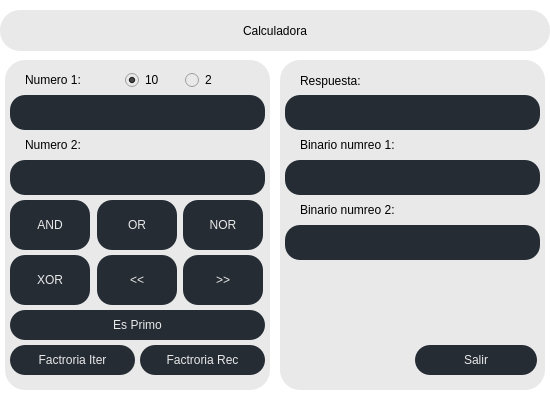
Above: dialog.ui from RodrigoMZC/Intro-a-QT before the change. Below: the same form after it.
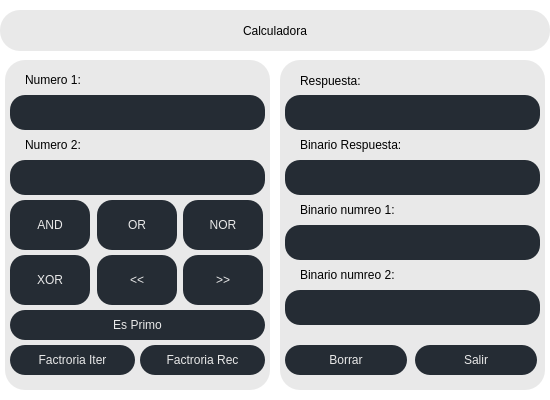
That is the form after the change.

The edit to the form file:
```diff
--- a/dialog.ui
+++ b/dialog.ui
@@ -343,43 +343,6 @@
      <string>&gt;&gt;</string>
     </property>
    </widget>
-   <widget class="QRadioButton" name="radioButDec">
-    <property name="geometry">
-     <rect>
-      <x>120</x>
-      <y>10</y>
-      <width>41</width>
-      <height>20</height>
-     </rect>
-    </property>
-    <property name="styleSheet">
-     <string notr="true">color: rgb(0, 0, 0);
-font: 18pt &quot;Andale Mono&quot;;</string>
-    </property>
-    <property name="text">
-     <string>10</string>
-    </property>
-    <property name="checked">
-     <bool>true</bool>
-    </property>
-   </widget>
-   <widget class="QRadioButton" name="radioButBin">
-    <property name="geometry">
-     <rect>
-      <x>180</x>
-      <y>10</y>
-      <width>41</width>
-      <height>20</height>
-     </rect>
-    </property>
-    <property name="styleSheet">
-     <string notr="true">color: rgb(0, 0, 0);
-font: 18pt &quot;Andale Mono&quot;;</string>
-    </property>
-    <property name="text">
-     <string>2</string>
-    </property>
-   </widget>
   </widget>
   <widget class="QFrame" name="frame_2">
    <property name="geometry">
@@ -467,7 +430,7 @@
     <property name="geometry">
      <rect>
       <x>20</x>
-      <y>75</y>
+      <y>140</y>
       <width>191</width>
       <height>20</height>
      </rect>
@@ -484,7 +447,7 @@
     <property name="geometry">
      <rect>
       <x>20</x>
-      <y>140</y>
+      <y>205</y>
       <width>191</width>
       <height>20</height>
      </rect>
@@ -501,28 +464,6 @@
     <property name="geometry">
      <rect>
       <x>5</x>
-      <y>100</y>
-      <width>255</width>
-      <height>35</height>
-     </rect>
-    </property>
-    <property name="styleSheet">
-     <string notr="true">border-radius: 15px;
-font: 20pt &quot;Andale Mono&quot;;
-background-color: rgb(37, 44, 52);
-color: rgb(250, 250, 250);</string>
-    </property>
-    <property name="text">
-     <string/>
-    </property>
-    <property name="alignment">
-     <set>Qt::AlignmentFlag::AlignRight|Qt::AlignmentFlag::AlignTrailing|Qt::AlignmentFlag::AlignVCenter</set>
-    </property>
-   </widget>
-   <widget class="QLabel" name="labBin2">
-    <property name="geometry">
-     <rect>
-      <x>5</x>
       <y>165</y>
       <width>255</width>
       <height>35</height>
@@ -541,6 +482,90 @@
      <set>Qt::AlignmentFlag::AlignRight|Qt::AlignmentFlag::AlignTrailing|Qt::AlignmentFlag::AlignVCenter</set>
     </property>
    </widget>
+   <widget class="QLabel" name="labBin2">
+    <property name="geometry">
+     <rect>
+      <x>5</x>
+      <y>230</y>
+      <width>255</width>
+      <height>35</height>
+     </rect>
+    </property>
+    <property name="styleSheet">
+     <string notr="true">border-radius: 15px;
+font: 13pt &quot;Andale Mono&quot;;
+background-color: rgb(37, 44, 52);
+color: rgb(250, 250, 250);</string>
+    </property>
+    <property name="text">
+     <string/>
+    </property>
+    <property name="alignment">
+     <set>Qt::AlignmentFlag::AlignRight|Qt::AlignmentFlag::AlignTrailing|Qt::AlignmentFlag::AlignVCenter</set>
+    </property>
+   </widget>
+   <widget class="QLabel" name="label_7">
+    <property name="geometry">
+     <rect>
+      <x>20</x>
+      <y>75</y>
+      <width>191</width>
+      <height>20</height>
+     </rect>
+    </property>
+    <property name="styleSheet">
+     <string notr="true">color: rgb(0, 0, 0);
+font: 20pt &quot;Farah&quot;;</string>
+    </property>
+    <property name="text">
+     <string>Binario Respuesta:</string>
+    </property>
+   </widget>
+   <widget class="QLabel" name="labResulBin">
+    <property name="geometry">
+     <rect>
+      <x>5</x>
+      <y>100</y>
+      <width>255</width>
+      <height>35</height>
+     </rect>
+    </property>
+    <property name="styleSheet">
+     <string notr="true">border-radius: 15px;
+font: 13pt &quot;Andale Mono&quot;;
+background-color: rgb(37, 44, 52);
+color: rgb(250, 250, 250);</string>
+    </property>
+    <property name="text">
+     <string/>
+    </property>
+    <property name="alignment">
+     <set>Qt::AlignmentFlag::AlignRight|Qt::AlignmentFlag::AlignTrailing|Qt::AlignmentFlag::AlignVCenter</set>
+    </property>
+   </widget>
+   <widget class="QPushButton" name="pushButBorrar">
+    <property name="geometry">
+     <rect>
+      <x>5</x>
+      <y>285</y>
+      <width>122</width>
+      <height>30</height>
+     </rect>
+    </property>
+    <property name="cursor">
+     <cursorShape>PointingHandCursor</cursorShape>
+    </property>
+    <property name="styleSheet">
+     <string notr="true">color: rgb(233, 233, 233);
+border-radius: 15px;
+font: 14pt &quot;Farah&quot;;
+background-color: rgb(37, 44, 52);
+</string>
+    </property>
+    <property name="text">
+     <string>Borrar</string>
+    </property>
+   </widget>
   </widget>
  </widget>
  <resources/>
```
Left out of the diff: 23 changed lines with no effect on the pictures.
